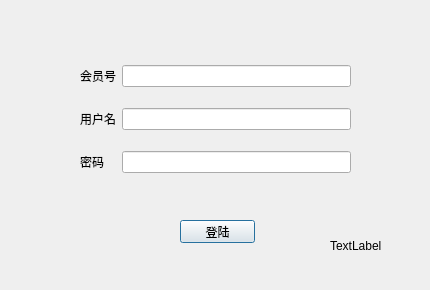
chenyou-fdu/OmnipotentYouth, file login_dialog.ui: the form before one commit.
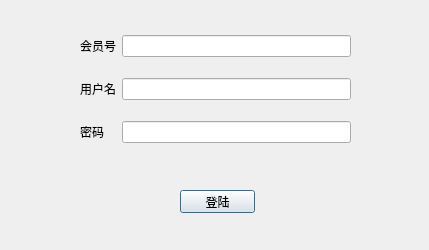
The form after the commit.

Commit message: Set the Layout of the Widget 	modified:   api/ctraderapi.cpp 	modified:   api/ctraderspi.cpp 	modified:   api/cuserapi.cpp 	modified:   api/cuserspi.cpp 	modified:   insertorder.cpp 	modified:   login_dialog.cpp 	modified:   login_dialog.ui 	modified:   main.cpp 	modified:   mainwindow.cpp 	modified:   mainwindow.h 	modified:   mainwindow.ui 	modified:   market.cpp 	modified:   market.ui 	modified:   public_info.cpp 	modified:   public_info.h 	modified:   restore_data.cpp 	modified:   restore_data.h 	modified:   tab_models/position.cpp

Patch:
```diff
--- a/login_dialog.ui
+++ b/login_dialog.ui
@@ -12,10 +12,22 @@
    <rect>
     <x>0</x>
     <y>0</y>
-    <width>430</width>
-    <height>290</height>
+    <width>429</width>
+    <height>250</height>
    </rect>
   </property>
+  <property name="sizePolicy">
+   <sizepolicy hsizetype="Fixed" vsizetype="Fixed">
+    <horstretch>0</horstretch>
+    <verstretch>0</verstretch>
+   </sizepolicy>
+  </property>
+  <property name="minimumSize">
+   <size>
+    <width>429</width>
+    <height>250</height>
+   </size>
+  </property>
   <property name="focusPolicy">
    <enum>Qt::TabFocus</enum>
   </property>
@@ -29,7 +41,7 @@
    <string>Dialog</string>
   </property>
   <property name="autoFillBackground">
-   <bool>false</bool>
+   <bool>true</bool>
   </property>
   <property name="sizeGripEnabled">
    <bool>false</bool>
@@ -41,7 +53,7 @@
    <property name="geometry">
     <rect>
      <x>180</x>
-     <y>220</y>
+     <y>190</y>
      <width>75</width>
      <height>23</height>
     </rect>
@@ -67,7 +79,7 @@
    <property name="geometry">
     <rect>
      <x>80</x>
-     <y>50</y>
+     <y>20</y>
      <width>271</width>
      <height>141</height>
     </rect>
@@ -121,13 +133,13 @@
    <property name="geometry">
     <rect>
      <x>330</x>
-     <y>240</y>
+     <y>250</y>
      <width>54</width>
      <height>12</height>
     </rect>
    </property>
    <property name="text">
-    <string>TextLabel</string>
+    <string> </string>
    </property>
   </widget>
  </widget>
```
Left out of the diff: 2 changed lines with no effect on the pictures. The commit also changes 29 other files.
